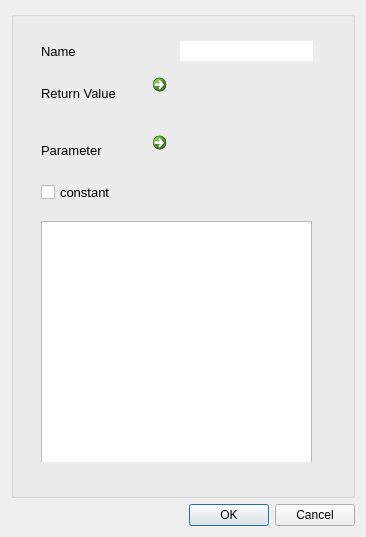
Above: Sources/Gui/functionwidged.ui from dreinstein/Codegenerator-Cplusplus before the change. Below: the same form after it.
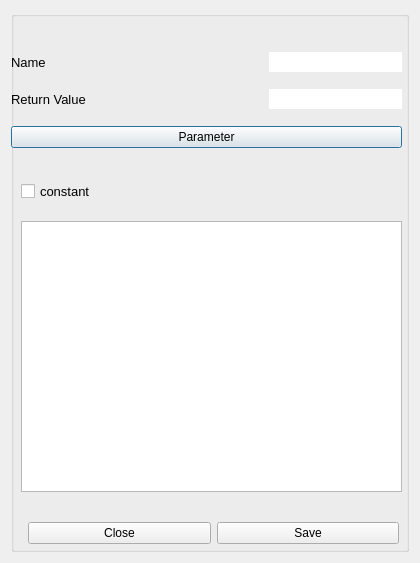
That is the form after the change.

```diff
--- a/Sources/Gui/functionwidged.ui
+++ b/Sources/Gui/functionwidged.ui
@@ -6,24 +6,14 @@
    <rect>
     <x>0</x>
     <y>0</y>
-    <width>366</width>
-    <height>537</height>
+    <width>420</width>
+    <height>563</height>
    </rect>
   </property>
   <property name="windowTitle">
    <string>Dialog</string>
   </property>
   <layout class="QGridLayout" name="gridLayout">
-   <item row="2" column="0">
-    <widget class="QDialogButtonBox" name="buttonBox">
-     <property name="orientation">
-      <enum>Qt::Horizontal</enum>
-     </property>
-     <property name="standardButtons">
-      <set>QDialogButtonBox::Cancel|QDialogButtonBox::Ok</set>
-     </property>
-    </widget>
-   </item>
    <item row="0" column="0">
     <widget class="QGroupBox" name="groupBox">
      <property name="title">
@@ -32,45 +22,13 @@
      <widget class="QWidget" name="widget" native="true">
       <property name="geometry">
        <rect>
-        <x>30</x>
+        <x>0</x>
         <y>30</y>
-        <width>272</width>
-        <height>162</height>
+        <width>391</width>
+        <height>118</height>
        </rect>
       </property>
       <layout class="QGridLayout" name="gridLayout_2">
-       <item row="0" column="0">
-        <layout class="QHBoxLayout" name="horizontalLayout_2">
-         <item>
-          <widget class="QLabel" name="label">
-           <property name="font">
-            <font>
-             <pointsize>10</pointsize>
-            </font>
-           </property>
-           <property name="text">
-            <string>Name</string>
-           </property>
-          </widget>
-         </item>
-         <item>
-          <widget class="QLineEdit" name="lineEdit">
-           <property name="maximumSize">
-            <size>
-             <width>133</width>
-             <height>16777215</height>
-            </size>
-           </property>
-           <property name="toolTip">
-            <string>&lt;html&gt;&lt;head/&gt;&lt;body&gt;&lt;p&gt;give in name&lt;/p&gt;&lt;/body&gt;&lt;/html&gt;</string>
-           </property>
-           <property name="frame">
-            <bool>false</bool>
-           </property>
-          </widget>
-         </item>
-        </layout>
-       </item>
        <item row="1" column="0">
         <layout class="QHBoxLayout" name="horizontalLayout_3">
          <item>
@@ -86,9 +44,50 @@
           </widget>
          </item>
          <item>
-          <widget class="QCommandLinkButton" name="commandLinkButton">
+          <widget class="QLineEdit" name="editFunctionReturnValue">
+           <property name="maximumSize">
+            <size>
+             <width>133</width>
+             <height>16777215</height>
+            </size>
+           </property>
+           <property name="toolTip">
+            <string>&lt;html&gt;&lt;head/&gt;&lt;body&gt;&lt;p&gt;give in name&lt;/p&gt;&lt;/body&gt;&lt;/html&gt;</string>
+           </property>
+           <property name="frame">
+            <bool>false</bool>
+           </property>
+          </widget>
+         </item>
+        </layout>
+       </item>
+       <item row="0" column="0">
+        <layout class="QHBoxLayout" name="horizontalLayout_2">
+         <item>
+          <widget class="QLabel" name="label">
+           <property name="font">
+            <font>
+             <pointsize>10</pointsize>
+            </font>
+           </property>
            <property name="text">
-            <string/>
+            <string>Name</string>
+           </property>
+          </widget>
+         </item>
+         <item>
+          <widget class="QLineEdit" name="editFunctionName">
+           <property name="maximumSize">
+            <size>
+             <width>133</width>
+             <height>16777215</height>
+            </size>
+           </property>
+           <property name="toolTip">
+            <string>&lt;html&gt;&lt;head/&gt;&lt;body&gt;&lt;p&gt;give in name&lt;/p&gt;&lt;/body&gt;&lt;/html&gt;</string>
+           </property>
+           <property name="frame">
+            <bool>false</bool>
            </property>
           </widget>
          </item>
@@ -97,60 +96,83 @@
        <item row="2" column="0">
         <layout class="QHBoxLayout" name="horizontalLayout_4">
          <item>
-          <widget class="QLabel" name="label_2">
-           <property name="font">
-            <font>
-             <pointsize>10</pointsize>
-            </font>
+          <widget class="QPushButton" name="pushButton_SetParameter">
+           <property name="cursor">
+            <cursorShape>ArrowCursor</cursorShape>
            </property>
            <property name="text">
             <string>Parameter</string>
            </property>
           </widget>
          </item>
-         <item>
-          <widget class="QCommandLinkButton" name="commandLinkButton_2">
-           <property name="text">
-            <string/>
-           </property>
-          </widget>
-         </item>
         </layout>
        </item>
-       <item row="3" column="0">
-        <widget class="QCheckBox" name="checkBox_2">
-         <property name="font">
-          <font>
-           <pointsize>10</pointsize>
-          </font>
-         </property>
-         <property name="text">
-          <string>constant</string>
-         </property>
-        </widget>
-       </item>
       </layout>
      </widget>
      <widget class="QWidget" name="widget_2" native="true">
       <property name="geometry">
        <rect>
-        <x>30</x>
-        <y>200</y>
-        <width>271</width>
-        <height>251</height>
+        <x>10</x>
+        <y>160</y>
+        <width>391</width>
+        <height>341</height>
        </rect>
       </property>
-      <widget class="QListView" name="listView">
+      <widget class="QListView" name="listView_Functions">
+       <property name="geometry">
+        <rect>
+         <x>0</x>
+         <y>50</y>
+         <width>381</width>
+         <height>271</height>
+        </rect>
+       </property>
+      </widget>
+      <widget class="QCheckBox" name="checkBox_FunctionConstant">
        <property name="geometry">
         <rect>
          <x>0</x>
          <y>10</y>
-         <width>271</width>
-         <height>251</height>
+         <width>373</width>
+         <height>20</height>
         </rect>
        </property>
+       <property name="font">
+        <font>
+         <pointsize>10</pointsize>
+        </font>
+       </property>
+       <property name="text">
+        <string>constant</string>
+       </property>
       </widget>
      </widget>
+     <widget class="QWidget" name="layoutWidget">
+      <property name="geometry">
+       <rect>
+        <x>17</x>
+        <y>510</y>
+        <width>371</width>
+        <height>25</height>
+       </rect>
+      </property>
+      <layout class="QHBoxLayout" name="horizontalLayout">
+       <item>
+        <widget class="QPushButton" name="Close_Button">
+         <property name="text">
+          <string>Close</string>
+         </property>
+        </widget>
+       </item>
+       <item>
+        <widget class="QPushButton" name="Save_Button">
+         <property name="text">
+          <string>Save</string>
+         </property>
+        </widget>
+       </item>
+      </layout>
+     </widget>
     </widget>
    </item>
   </layout>
```
Left out of the diff: 35 changed lines with no effect on the pictures.
